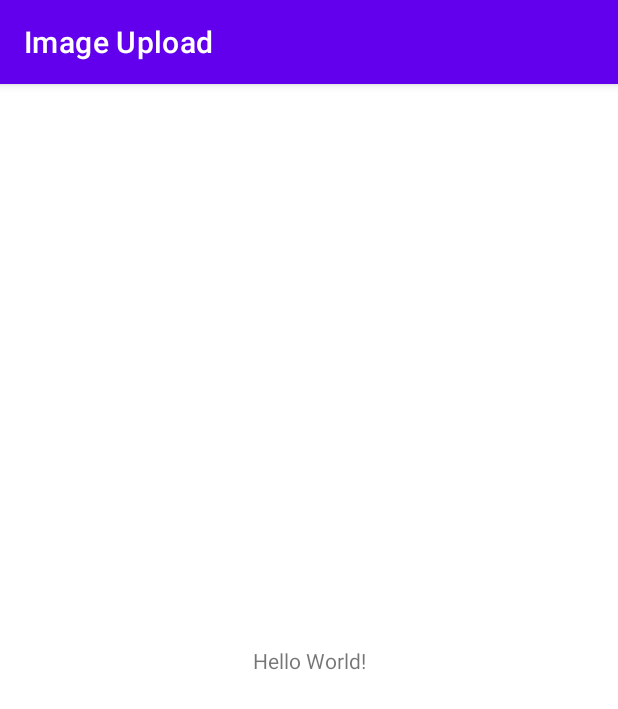
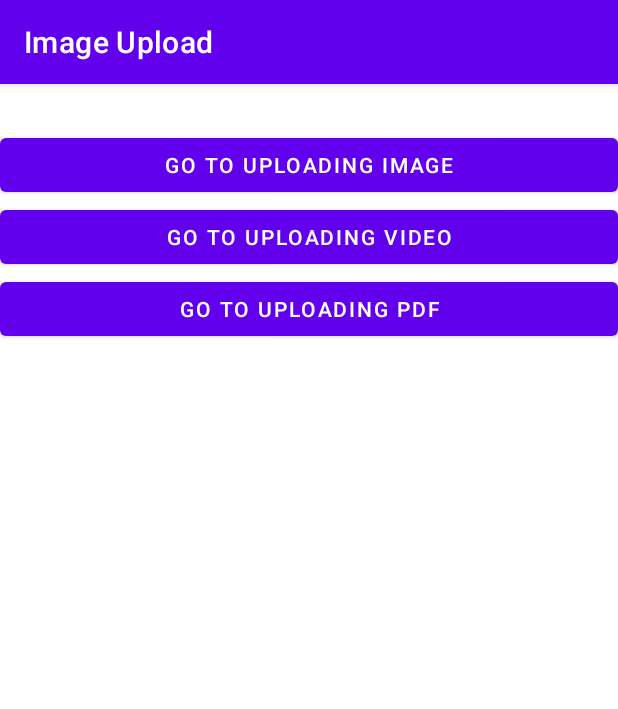
Before and after one commit to buyoleisacko/Image-Video-Upload, an Android app: the screen it shows after launch (MainActivity), on a phone screen of 412 x 824 dp. Shown: the top 709 px of the screen. Run offline under Robolectric (Android 15) with nearby library versions, the phone set to English and light mode, and no system bars.

```diff
--- a/app/src/main/AndroidManifest.xml
+++ b/app/src/main/AndroidManifest.xml
@@ -2,6 +2,12 @@
 <manifest xmlns:android="http://schemas.android.com/apk/res/android"
     xmlns:tools="http://schemas.android.com/tools"
     package="com.example.imageupload">
+    <uses-permission android:name="android.permission.CAMERA" />
+    <uses-permission android:name="android.permission.WRITE_EXTERNAL_STORAGE" />
+    <uses-permission android:name="android.permission.READ_EXTERNAL_STORAGE" />
+    <uses-permission android:name="android.permission.WRITE_INTERNAL_STORAGE" />
+    <uses-permission android:name="android.permission.READ_INTERNAL_STORAGE" />
+    <uses-permission android:name="android.permission.INTERNET"/>
 
     <application
         android:allowBackup="true"
--- a/app/src/main/res/layout/activity_main.xml
+++ b/app/src/main/res/layout/activity_main.xml
@@ -1,18 +1,28 @@
 <?xml version="1.0" encoding="utf-8"?>
-<androidx.constraintlayout.widget.ConstraintLayout xmlns:android="http://schemas.android.com/apk/res/android"
+<RelativeLayout xmlns:android="http://schemas.android.com/apk/res/android"
     xmlns:app="http://schemas.android.com/apk/res-auto"
     xmlns:tools="http://schemas.android.com/tools"
     android:layout_width="match_parent"
     android:layout_height="match_parent"
-    tools:context=".MainActivity">
+    tools:context="MainActivity">
 
-    <TextView
-        android:layout_width="wrap_content"
+    <Button
+        android:id="@+id/image"
+        android:layout_width="match_parent"
         android:layout_height="wrap_content"
-        android:text="Hello World!"
-        app:layout_constraintBottom_toBottomOf="parent"
-        app:layout_constraintEnd_toEndOf="parent"
-        app:layout_constraintStart_toStartOf="parent"
-        app:layout_constraintTop_toTopOf="parent" />
-
-</androidx.constraintlayout.widget.ConstraintLayout>
+        android:layout_marginTop="30dp"
+        android:text="Go to Uploading Image"/>
+    <Button
+        android:id="@+id/video"
+        android:layout_width="match_parent"
+        android:layout_height="wrap_content"
+        android:layout_below="@+id/image"
+        android:text="Go to uploading video"/>
+    <Button
+        android:id="@+id/pdf"
+        android:layout_width="match_parent"
+        android:layout_height="wrap_content"
+        android:layout_below="@+id/video"
+        android:text="Go to uploading pdf"
+        />
+</RelativeLayout>
--- a/app/src/main/res/values/strings.xml
+++ b/app/src/main/res/values/strings.xml
@@ -1,3 +1,5 @@
 <resources>
     <string name="app_name">Image Upload</string>
+    <string name="pick_image">Pick Image</string>
+    <string name="upload">upload</string>
 </resources>
```
Also changed, not shown: app/src/main/java/com/example/imageupload/ImageActivity.kt (+86 -0 lines), app/src/main/res/layout/activity_image.xml (+24 -7 lines).
